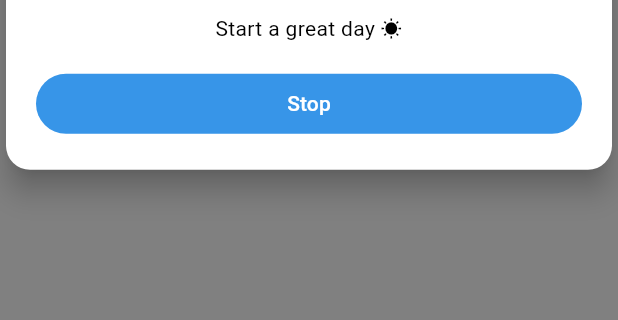
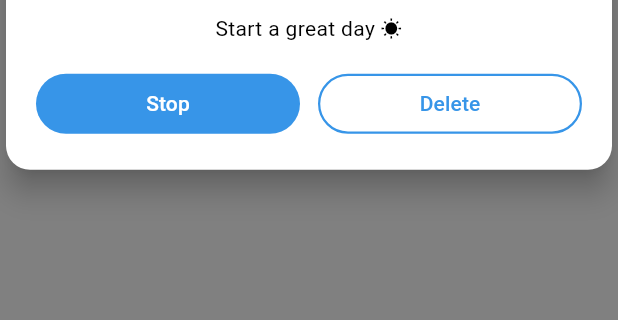
Before and after one commit to gusto-dev/sunrise_alarm, a Flutter app: the SettingsScreen screen opened by its route, after a tap on "Run", on a phone screen of 412 x 824 dp, the part 569-889 px from its top. Run offline on Flutter 3.47's test engine with Material 3 defaults, Android fonts, the light colour scheme and no system bars; our stand-ins replace audioplayers, flutter_local_notifications, flutter_timezone, geocoding, geolocator, google_fonts and 3 more; missing offline and left inert: volume_watcher_plus, workmanager; accounts and stored records are empty.

Commit message:
StopOverlay: add Delete action to turn off daily repeat when dismissing an alarm; cancels all alarms, disables RepeatPrefs, and cancels Workmanager tasks.

```diff
--- a/lib/widgets/stop_overlay.dart
+++ b/lib/widgets/stop_overlay.dart
@@ -3,6 +3,8 @@ import '../services/ringtone_service.dart';
 import '../services/alarm_service.dart';
 import '../l10n/app_localizations.dart';
 import '../main.dart';
+import 'package:workmanager/workmanager.dart';
+import '../services/repeat_prefs.dart';
 
 class StopOverlay {
   static OverlayEntry? _entry;
@@ -57,9 +59,12 @@ class StopOverlay {
                             textAlign: TextAlign.center,
                           ),
                           const SizedBox(height: 16),
-                          FilledButton(
+                          Row(
+                            children: [
+                              Expanded(
+                                child: FilledButton(
                                   onPressed: () async {
-                              // Stop sound and cancel alarm(s), then remove overlay
+                                    // Stop only current alarm (keep daily repeat)
                                     try {
                                       await RingtoneService.stop();
                                     } catch (_) {}
@@ -75,6 +80,25 @@ class StopOverlay {
                                     hide();
                                   },
                                   child: Text(l10n.alarmActionStop),
+                                ),
+                              ),
+                              const SizedBox(width: 12),
+                              Expanded(
+                                child: OutlinedButton(
+                                  onPressed: () async {
+                                    // Turn off daily repeat entirely and cancel all background tasks
+                                    try { await RingtoneService.stop(); } catch (_) {}
+                                    try { await AlarmService.cancelAll(); } catch (_) {}
+                                    try { await RepeatPrefs.disable(); } catch (_) {}
+                                    try { await Workmanager().cancelByUniqueName('sunriseTopUp'); } catch (_) {}
+                                    try { await Workmanager().cancelAll(); } catch (_) {}
+                                    hide();
+                                  },
+                                  // Reuse delete label for clarity
+                                  child: Text(l10n.delete),
+                                ),
+                              ),
+                            ],
                           ),
                         ],
                       ),
```
Lines whose indentation alone changed are shown as unchanged.
